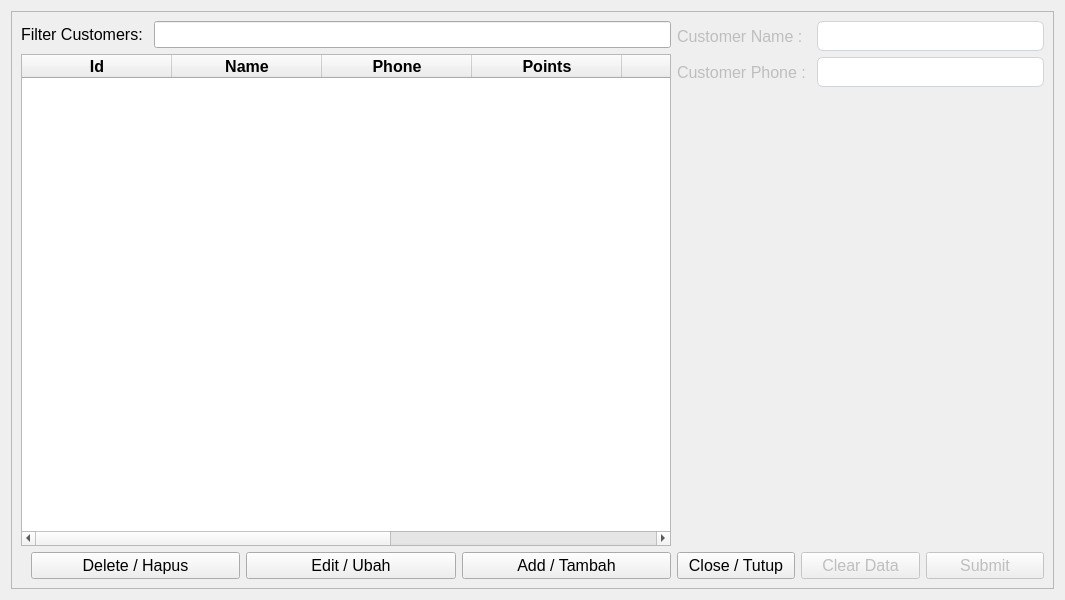
Qt form ui/customers.ui (michael-halim/pos) before a commit.
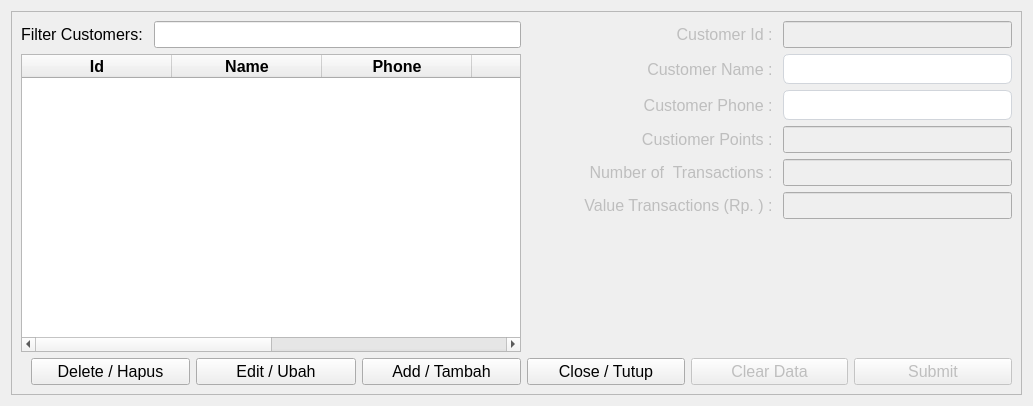
The same form after that commit.

Commit message: Patch#21: Customers and Logs - Added Functionality of Customers, Create, Read, Update, Delete - Added Functionality of Logs, Read, Find, Search - Added Customers Dialog and its Functionality to Send Data - Update seed.py

```diff
--- a/ui/customers.ui
+++ b/ui/customers.ui
@@ -6,8 +6,8 @@
    <rect>
     <x>0</x>
     <y>0</y>
-    <width>1065</width>
-    <height>600</height>
+    <width>1033</width>
+    <height>406</height>
    </rect>
   </property>
   <property name="font">
@@ -87,7 +87,7 @@
            <widget class="QTableWidget" name="customers_table">
             <property name="minimumSize">
              <size>
-              <width>650</width>
+              <width>500</width>
               <height>0</height>
              </size>
             </property>
@@ -199,11 +199,6 @@
               <set>AlignCenter</set>
              </property>
             </column>
-            <column>
-             <property name="text">
-              <string/>
-             </property>
-            </column>
            </widget>
           </item>
           <item>
@@ -255,17 +250,26 @@
          <layout class="QVBoxLayout" name="verticalLayout">
           <item>
            <layout class="QFormLayout" name="formLayout">
-            <item row="0" column="0">
+            <item row="1" column="0">
              <widget class="QLabel" name="customer_name_label">
               <property name="enabled">
                <bool>false</bool>
               </property>
+              <property name="minimumSize">
+               <size>
+                <width>250</width>
+                <height>0</height>
+               </size>
+              </property>
               <property name="text">
                <string>Customer Name : </string>
               </property>
+              <property name="alignment">
+               <set>Qt::AlignRight|Qt::AlignTrailing|Qt::AlignVCenter</set>
+              </property>
              </widget>
             </item>
-            <item row="0" column="1">
+            <item row="1" column="1">
              <widget class="QLineEdit" name="customer_name_input">
               <property name="enabled">
                <bool>false</bool>
@@ -299,17 +303,26 @@
               </property>
              </widget>
             </item>
-            <item row="1" column="0">
+            <item row="2" column="0">
              <widget class="QLabel" name="customer_phone_label">
               <property name="enabled">
                <bool>false</bool>
               </property>
+              <property name="minimumSize">
+               <size>
+                <width>250</width>
+                <height>0</height>
+               </size>
+              </property>
               <property name="text">
                <string>Customer Phone : </string>
               </property>
+              <property name="alignment">
+               <set>Qt::AlignRight|Qt::AlignTrailing|Qt::AlignVCenter</set>
+              </property>
              </widget>
             </item>
-            <item row="1" column="1">
+            <item row="2" column="1">
              <widget class="QLineEdit" name="customer_phone_input">
               <property name="enabled">
                <bool>false</bool>
@@ -343,6 +356,110 @@
               </property>
              </widget>
             </item>
+            <item row="0" column="0">
+             <widget class="QLabel" name="customer_id_label">
+              <property name="enabled">
+               <bool>false</bool>
+              </property>
+              <property name="minimumSize">
+               <size>
+                <width>250</width>
+                <height>0</height>
+               </size>
+              </property>
+              <property name="text">
+               <string>Customer Id : </string>
+              </property>
+              <property name="alignment">
+               <set>Qt::AlignRight|Qt::AlignTrailing|Qt::AlignVCenter</set>
+              </property>
+             </widget>
+            </item>
+            <item row="0" column="1">
+             <widget class="QLineEdit" name="customer_id_input">
+              <property name="enabled">
+               <bool>false</bool>
+              </property>
+             </widget>
+            </item>
+            <item row="3" column="0">
+             <widget class="QLabel" name="customer_points_label">
+              <property name="enabled">
+               <bool>false</bool>
+              </property>
+              <property name="minimumSize">
+               <size>
+                <width>250</width>
+                <height>0</height>
+               </size>
+              </property>
+              <property name="text">
+               <string>Custiomer Points : </string>
+              </property>
+              <property name="alignment">
+               <set>Qt::AlignRight|Qt::AlignTrailing|Qt::AlignVCenter</set>
+              </property>
+             </widget>
+            </item>
+            <item row="3" column="1">
+             <widget class="QLineEdit" name="customer_points_input">
+              <property name="enabled">
+               <bool>false</bool>
+              </property>
+             </widget>
+            </item>
+            <item row="4" column="0">
+             <widget class="QLabel" name="customer_number_of_transactions_label">
+              <property name="enabled">
+               <bool>false</bool>
+              </property>
+              <property name="minimumSize">
+               <size>
+                <width>250</width>
+                <height>0</height>
+               </size>
+              </property>
+              <property name="text">
+               <string>Number of  Transactions : </string>
+              </property>
+              <property name="alignment">
+               <set>Qt::AlignRight|Qt::AlignTrailing|Qt::AlignVCenter</set>
+              </property>
+             </widget>
+            </item>
+            <item row="5" column="0">
+             <widget class="QLabel" name="customer_value_transactions_label">
+              <property name="enabled">
+               <bool>false</bool>
+              </property>
+              <property name="minimumSize">
+               <size>
+                <width>250</width>
+                <height>0</height>
+               </size>
+              </property>
+              <property name="text">
+               <string>Value Transactions (Rp. ) : </string>
+              </property>
+              <property name="alignment">
+               <set>Qt::AlignRight|Qt::AlignTrailing|Qt::AlignVCenter</set>
+              </property>
+             </widget>
+            </item>
+            <item row="4" column="1">
+             <widget class="QLineEdit" name="customer_number_of_transactions_input">
+              <property name="enabled">
+               <bool>false</bool>
+              </property>
+             </widget>
+            </item>
+            <item row="5" column="1">
+             <widget class="QLineEdit" name="customer_value_transactions_input">
+              <property name="enabled">
+               <bool>false</bool>
+              </property>
+             </widget>
+            </item>
            </layout>
           </item>
           <item>
```
Left out of the diff: 4 changed lines with no effect on the pictures. The commit also changes 19 other files.
